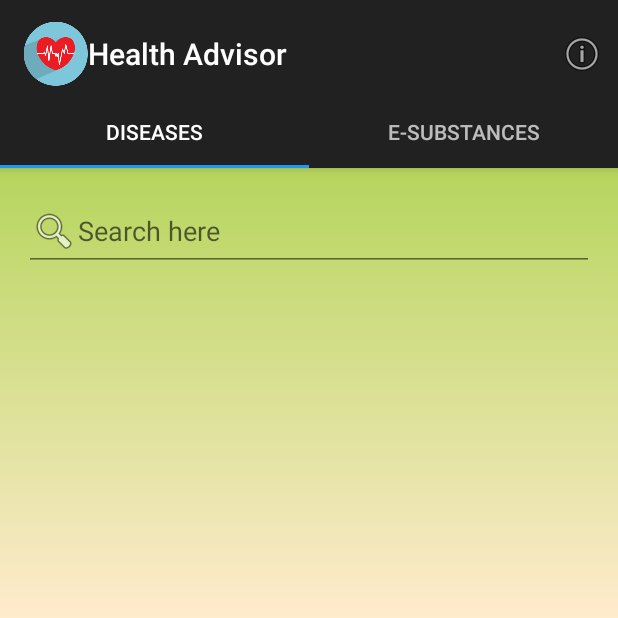
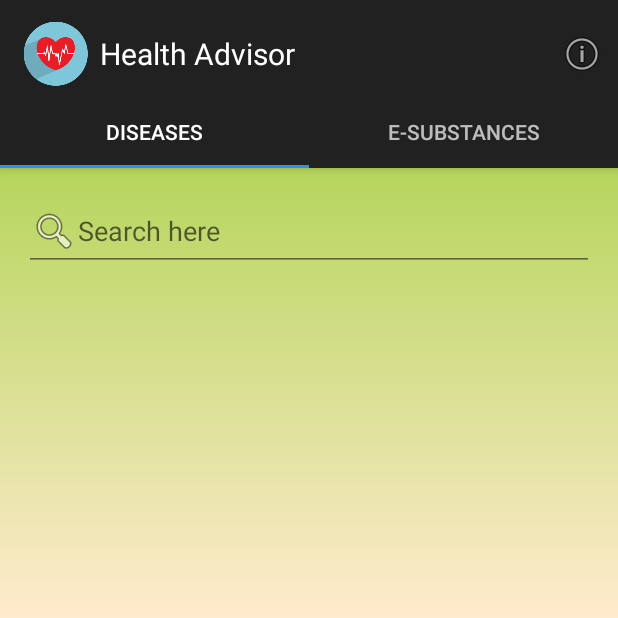
Before and after one commit to nzisis/HealthAdvisor, an Android app: the screen it shows after launch (MainActivity), on a phone screen of 412 x 824 dp, the top half of it. Run offline under Robolectric (Android 15) with nearby library versions, the phone set to English and light mode, and no system bars; 2 statements that could not run were skipped.

Commit message:
Toolbar Icon Padding (Main & Help)

```diff
--- a/app/src/main/AndroidManifest.xml
+++ b/app/src/main/AndroidManifest.xml
@@ -2,17 +2,16 @@
 <manifest xmlns:android="http://schemas.android.com/apk/res/android"
     package="com.ngngteam.healthadvisor"
     android:versionCode="1"
-    android:versionName="1.0" >
+    android:versionName="1.0">
 
     <application
         android:allowBackup="true"
         android:icon="@drawable/ic_launcher"
         android:label="@string/app_name"
-        android:theme="@style/AppTheme" >
+        android:theme="@style/AppTheme">
         <activity
             android:name=".Activities.MainActivity"
-            android:label="@string/app_name"
-            android:theme="@style/AppTheme" >
+            android:theme="@style/AppTheme">
             <intent-filter>
                 <action android:name="android.intent.action.MAIN" />
 
@@ -20,7 +19,7 @@
             </intent-filter>
         </activity>
 
-        <activity android:name=".Activities.SettingsActivity"/>
+        <activity android:name=".Activities.SettingsActivity" />
 
     </application>
 
--- a/app/src/main/java/com/ngngteam/healthadvisor/Activities/MainActivity.java
+++ b/app/src/main/java/com/ngngteam/healthadvisor/Activities/MainActivity.java
@@ -1,6 +1,7 @@
 package com.ngngteam.healthadvisor.Activities;
 
 import android.content.Intent;
+import android.graphics.drawable.Drawable;
 import android.os.Bundle;
 import android.preference.PreferenceManager;
 import android.support.design.widget.TabLayout;
@@ -13,7 +14,6 @@ import android.support.v7.app.AppCompatActivity;
 import android.support.v7.widget.Toolbar;
 import android.view.Menu;
 import android.view.MenuItem;
-
 
 import com.ngngteam.healthadvisor.Data.DiseaseItem;
 import com.ngngteam.healthadvisor.Data.ESubstanceItem;
@@ -154,7 +154,10 @@ public class MainActivity extends AppCompatActivity {
         Toolbar toolbar = (Toolbar) findViewById(R.id.toolbar);
         setSupportActionBar(toolbar);
         getSupportActionBar().setDisplayShowHomeEnabled(true);
-        getSupportActionBar().setIcon(R.drawable.ic_launcher);
+        getSupportActionBar().setDisplayShowTitleEnabled(false);
+
+
+
     }
 
     @Override
@@ -240,16 +243,16 @@ public class MainActivity extends AppCompatActivity {
             if (object instanceof Disease && firstPage instanceof NormalView) {
                 return POSITION_NONE;
             }
-            if(object instanceof CategoryView && firstPage instanceof Disease){
+            if (object instanceof CategoryView && firstPage instanceof Disease) {
                 return POSITION_NONE;
             }
-            if(object instanceof Disease && firstPage instanceof CategoryView){
+            if (object instanceof Disease && firstPage instanceof CategoryView) {
                 return POSITION_NONE;
             }
-            if(object instanceof NormalView && firstPage instanceof CategoryView){
+            if (object instanceof NormalView && firstPage instanceof CategoryView) {
                 return POSITION_NONE;
             }
-            if(object instanceof CategoryView && firstPage instanceof NormalView){
+            if (object instanceof CategoryView && firstPage instanceof NormalView) {
                 return POSITION_NONE;
             }
 
@@ -285,14 +288,13 @@ public class MainActivity extends AppCompatActivity {
                 firstPage = components.get(currentDiseaseTag);
 
                 mSectionsPagerAdapter.notifyDataSetChanged();
-            }else if(firstPage instanceof Disease && diseaseView){
+            } else if (firstPage instanceof Disease && diseaseView) {
                 manager.beginTransaction().remove(components.get(currentDiseaseTag)).commit();
                 currentDiseaseTag = "CategoryView";
                 firstPage = components.get(currentDiseaseTag);
 
                 mSectionsPagerAdapter.notifyDataSetChanged();
-            }
-            else {
+            } else {
                 super.onBackPressed();
             }
         }
@@ -301,19 +303,20 @@ public class MainActivity extends AppCompatActivity {
 
     @Override
     protected void onResume() {
-        super.onResume(); PreferenceManager.getDefaultSharedPreferences(MainActivity.this).getBoolean("pref_key_category_view", false);
-        boolean currentDiseaseView =  PreferenceManager.getDefaultSharedPreferences(MainActivity.this).getBoolean("pref_key_category_view", false);
+        super.onResume();
+        PreferenceManager.getDefaultSharedPreferences(MainActivity.this).getBoolean("pref_key_category_view", false);
+        boolean currentDiseaseView = PreferenceManager.getDefaultSharedPreferences(MainActivity.this).getBoolean("pref_key_category_view", false);
         //User changed the view of the disease
-        if(currentDiseaseView != diseaseView){
-            diseaseView =currentDiseaseView;
+        if (currentDiseaseView != diseaseView) {
+            diseaseView = currentDiseaseView;
             //User changed the view of diseases to be now category and the first page is set to the normal view
-            if(currentDiseaseView && firstPage instanceof NormalView){
+            if (currentDiseaseView && firstPage instanceof NormalView) {
                 manager.beginTransaction().remove(components.get(currentDiseaseTag)).commit();
                 currentDiseaseTag = "CategoryView";
                 firstPage = components.get(currentDiseaseTag);
                 mSectionsPagerAdapter.notifyDataSetChanged();
             }//User chanded the view of diseases to be now normal and the first page is set to the category view
-            else if(!currentDiseaseView && firstPage instanceof CategoryView){
+            else if (!currentDiseaseView && firstPage instanceof CategoryView) {
                 manager.beginTransaction().remove(components.get(currentDiseaseTag)).commit();
                 currentDiseaseTag = "NormalView";
                 firstPage = components.get(currentDiseaseTag);
--- a/app/src/main/res/layout/activity_main.xml
+++ b/app/src/main/res/layout/activity_main.xml
@@ -23,6 +23,18 @@
             app:layout_scrollFlags="scroll|enterAlways"
             app:popupTheme="@style/AppTheme.PopupOverlay">
 
+
+            <TextView
+                android:id="@+id/toolbar_title"
+                android:layout_width="wrap_content"
+                android:layout_height="?attr/actionBarSize"
+                android:drawableLeft="@drawable/ic_launcher"
+                android:drawablePadding="8dp"
+                android:gravity="center"
+                android:text="Health Advisor"
+                android:textColor="@color/primary_text_default_material_dark"
+                android:textSize="20sp" />
+
         </android.support.v7.widget.Toolbar>
 
         <android.support.design.widget.TabLayout
--- a/app/src/main/res/layout/fragment_help.xml
+++ b/app/src/main/res/layout/fragment_help.xml
@@ -30,7 +30,7 @@
                 android:layout_width="match_parent"
                 android:layout_height="150dp"
                 android:layout_gravity="center"
-                android:paddingTop="15dp"
+                android:layout_marginTop="15dp"
                 android:fitsSystemWindows="true"
                 android:scaleType="centerInside"
                 android:src="@drawable/ic_logo"
```
